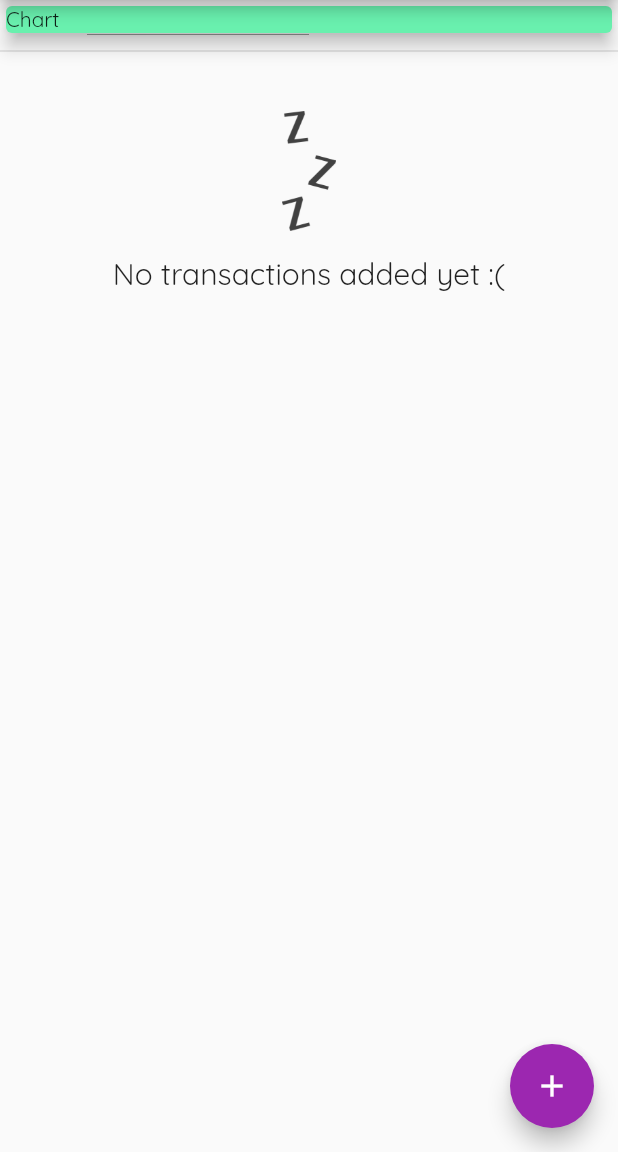
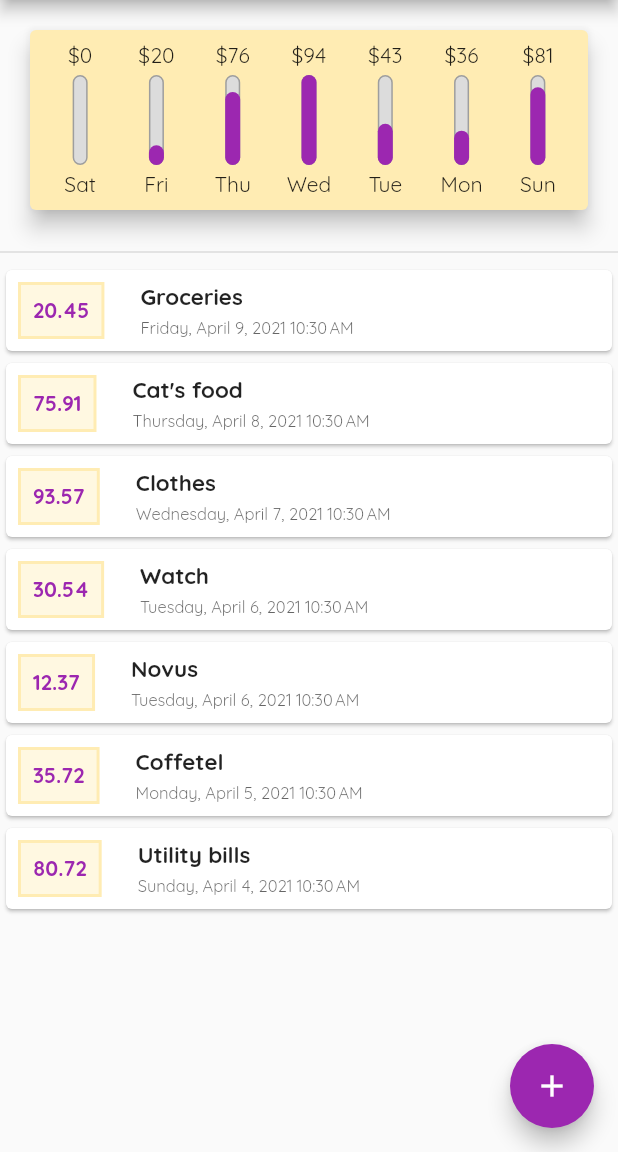
Before and after one commit to tinkooladik/flutter_expense_planner, a Flutter app: the screen it shows after launch, on a phone screen of 412 x 824 dp, the part 84-1236 px from its top. Run offline on Flutter 3.47's test engine with Material 2 defaults, Android fonts, the phone set to English and light mode, and no system bars.

Commit message:
chart (#4)
* added chart

* updated styling

* lots of fixes & improvements

```diff
--- /dev/null
+++ b/lib/extensions/date.dart
@@ -0,0 +1,7 @@
+extension DateOnlyCompare on DateTime {
+  bool isSameDate(DateTime other) {
+    return this.year == other.year &&
+        this.month == other.month &&
+        this.day == other.day;
+  }
+}
--- a/lib/models/transaction.dart
+++ b/lib/models/transaction.dart
@@ -1,33 +1,53 @@
-import 'package:flutter/foundation.dart';
-
 class Transaction {
   final String id = DateTime.now().toString();
   final String title;
   final double amount;
-  final DateTime date = DateTime.now();
+  DateTime date = DateTime.now();
 
-  Transaction({
-      @required this.title,
-      @required this.amount});
+  Transaction({this.title, this.amount});
+
+  Transaction.forDate(this.title, this.amount, [this.date]);
 }
 
 List<Transaction> generateTransactions() {
-  return [
-    Transaction(
-      title: "Cat's food",
-      amount: 75.91,
+  final now = DateTime.now();
+  var transactions = [
+    Transaction.forDate(
+      "Clothes",
+      93.57,
+      now.subtract(Duration(days: 3)),
     ),
-    Transaction(
-      title: "Clothes",
-      amount: 23.57,
+    Transaction.forDate(
+      "Coffetel",
+      35.72,
+      now.subtract(Duration(days: 5)),
     ),
-    Transaction(
-      title: "Novus",
-      amount: 12.37,
+    Transaction.forDate(
+      "Watch",
+      30.54,
+      now.subtract(Duration(days: 4)),
     ),
-    Transaction(
-      title: "Coffetel",
-      amount: 35.72,
+    Transaction.forDate(
+      "Cat's food",
+      75.91,
+      now.subtract(Duration(days: 2)),
+    ),
+    Transaction.forDate(
+      "Utility bills",
+      80.72,
+      now.subtract(Duration(days: 6)),
+    ),
+    Transaction.forDate(
+      "Groceries",
+      20.45,
+      now.subtract(Duration(days: 1)),
+    ),
+    Transaction.forDate(
+      "Novus",
+      12.37,
+      now.subtract(Duration(days: 4)),
     ),
   ];
+  transactions.sort((a, b) => b.date.compareTo(a.date));
+  return transactions;
 }
--- a/lib/widgets/chart.dart
+++ /dev/null
@@ -1,15 +0,0 @@
-import 'package:flutter/material.dart';
-
-class Chart extends StatelessWidget {
-  @override
-  Widget build(BuildContext context) {
-    return Container(
-      width: double.infinity,
-      child: Card(
-        color: Colors.greenAccent,
-        elevation: 5,
-        child: Text("Chart"),
-      ),
-    );
-  }
-}
--- /dev/null
+++ b/lib/widgets/chart/chart.dart
@@ -0,0 +1,69 @@
+import 'dart:math';
+
+import 'package:flutter/material.dart';
+import 'package:intl/intl.dart';
+
+import '../../extensions/date.dart';
+import '../../models/transaction.dart';
+import '../../widgets/chart/chart_bar.dart';
+
+class Chart extends StatelessWidget {
+  final List<Transaction> _transactions;
+
+  Chart(this._transactions);
+
+  List<Map<String, Object>> get _groupedTransactions {
+    return List.generate(7, (index) {
+      final weekDay = DateTime.now().subtract(Duration(days: index));
+      var total = 0.0;
+
+      _transactions.forEach((transaction) {
+        if (transaction.date.isSameDate(weekDay)) {
+          total += transaction.amount;
+        }
+      });
+      return {
+        'day': DateFormat.E().format(weekDay),
+        'amount': total,
+      };
+    });
+  }
+
+  double get _maxSpending {
+    return _groupedTransactions
+        .map((item) {
+          return item['amount'];
+        })
+        .toList()
+        .reduce((a, b) => max(a, b));
+  }
+
+  @override
+  Widget build(BuildContext context) {
+    print(_groupedTransactions.toString());
+    return Container(
+      width: double.infinity,
+      child: Card(
+        color: Theme.of(context).primaryColorLight,
+        elevation: 6,
+        margin: EdgeInsets.all(20),
+        child: Padding(
+          padding: const EdgeInsets.all(8.0),
+          child: Row(
+            mainAxisAlignment: MainAxisAlignment.spaceAround,
+            children: _groupedTransactions.map((tr) {
+              return Flexible(
+                fit: FlexFit.tight,
+                child: ChartBar(
+                  tr['day'],
+                  tr['amount'],
+                  (tr['amount'] as double) / _maxSpending,
+                ),
+              );
+            }).toList(),
+          ),
+        ),
+      ),
+    );
+  }
+}
--- /dev/null
+++ b/lib/widgets/chart/chart_bar.dart
@@ -0,0 +1,50 @@
+import 'package:flutter/material.dart';
+
+class ChartBar extends StatelessWidget {
+  final String label;
+  final double amount;
+  final double percentOfTotal;
+
+  ChartBar(this.label, this.amount, this.percentOfTotal);
+
+  @override
+  Widget build(BuildContext context) {
+    return Column(
+      children: <Widget>[
+        FittedBox(
+          child: Text(
+            '\$${amount.toStringAsFixed(0)}',
+          ),
+        ),
+        SizedBox(height: 4),
+        Container(
+          height: 60,
+          width: 10,
+          child: Stack(
+            alignment: AlignmentDirectional.bottomCenter,
+            children: <Widget>[
+              Container(
+                decoration: BoxDecoration(
+                  border: Border.all(color: Colors.grey, width: 1.0),
+                  color: Color.fromRGBO(220, 220, 220, 1),
+                  borderRadius: BorderRadius.circular(10),
+                ),
+              ),
+              FractionallySizedBox(
+                heightFactor: percentOfTotal,
+                child: Container(
+                  decoration: BoxDecoration(
+                    color: Theme.of(context).accentColor,
+                    borderRadius: BorderRadius.circular(10),
+                  ),
+                ),
+              ),
+            ],
+          ),
+        ),
+        SizedBox(height: 4),
+        Text(label),
+      ],
+    );
+  }
+}
--- a/lib/widgets/home_page.dart
+++ b/lib/widgets/home_page.dart
@@ -1,8 +1,9 @@
 import 'package:flutter/material.dart';
 import 'package:flutter_expense_planner/models/transaction.dart';
 
-import 'chart.dart';
+import 'chart/chart.dart';
 import 'transactions/add_transaction.dart';
+import 'transactions/empty_state.dart';
 import 'transactions/transaction_list.dart';
 
 class HomePage extends StatefulWidget {
@@ -11,7 +12,17 @@ class HomePage extends StatefulWidget {
 }
 
 class _HomePageState extends State<HomePage> {
-  final List<Transaction> _transactions = [];
+  final List<Transaction> _transactions = generateTransactions();
+
+  List<Transaction> get _recentTransactions {
+    return _transactions.where((tr) {
+      return tr.date.isAfter(
+        DateTime.now().subtract(
+          Duration(days: 7),
+        ),
+      );
+    }).toList();
+  }
 
   @override
   Widget build(BuildContext context) {
@@ -26,10 +37,12 @@ class _HomePageState extends State<HomePage> {
         ],
       ),
       resizeToAvoidBottomInset: true,
-      body: Column(
+      body: _transactions.isEmpty
+          ? EmptyTransactions()
+          : Column(
               crossAxisAlignment: CrossAxisAlignment.stretch,
               children: <Widget>[
-          Chart(),
+                Chart(_recentTransactions),
                 Divider(thickness: 1),
                 Expanded(
                   child: TransactionList(
@@ -57,7 +70,7 @@ class _HomePageState extends State<HomePage> {
 
   void _addTransaction(String title, double amount) {
     setState(() {
-      _transactions.add(Transaction(title: title, amount: amount));
+      _transactions.insert(0, Transaction(title: title, amount: amount));
     });
   }
 }
--- /dev/null
+++ b/lib/widgets/transactions/empty_state.dart
@@ -0,0 +1,28 @@
+import 'package:flutter/material.dart';
+
+class EmptyTransactions extends StatelessWidget {
+  @override
+  Widget build(BuildContext context) {
+    return Container(
+      width: double.infinity,
+      child: Column(
+        crossAxisAlignment: CrossAxisAlignment.center,
+        children: <Widget>[
+          SizedBox(height: 250),
+          Container(
+            height: 100,
+            child: Image.asset(
+              'assets/images/waiting.png',
+              fit: BoxFit.cover,
+            ),
+          ),
+          SizedBox(height: 50),
+          Text(
+            'No transactions added yet :(',
+            style: Theme.of(context).textTheme.title,
+          ),
+        ],
+      ),
+    );
+  }
+}
--- a/lib/widgets/transactions/transaction_list.dart
+++ b/lib/widgets/transactions/transaction_list.dart
@@ -10,32 +10,12 @@ class TransactionList extends StatelessWidget {
 
   @override
   Widget build(BuildContext context) {
-    return transactions.isNotEmpty
-        ? ListView.builder(
-            itemCount: transactions.length,
-            itemBuilder: (ctx, index) => _TransactionItem(
-              transaction: transactions[index],
-            ),
-          )
-        : Column(
-            children: <Widget>[
-              SizedBox(height: 16),
-              Padding(
-                padding: const EdgeInsets.all(16),
-                child: Container(
-                  height: 80,
-                  child: Image.asset(
-                    'assets/images/waiting.png',
-                    fit: BoxFit.cover,
-                  ),
-                ),
-              ),
-              Text(
-                'No transactions added yet :(',
-                style: Theme.of(context).textTheme.title,
-              ),
-            ],
-          );
+    return ListView.builder(
+      itemCount: transactions.length,
+      itemBuilder: (ctx, index) => _TransactionItem(
+        transaction: transactions[index],
+      ),
+    );
   }
 }
 
@@ -68,7 +48,7 @@ class _TransactionItem extends StatelessWidget {
                 transaction.amount.toStringAsFixed(2),
                 style: TextStyle(
                   fontWeight: FontWeight.bold,
-                  color: Theme.of(context).primaryColorDark,
+                  color: Theme.of(context).accentColor,
                 ),
               ),
             ),
--- a/pubspec.yaml
+++ b/pubspec.yaml
@@ -14,7 +14,7 @@ description: A new Flutter application.
 version: 1.0.0+1
 
 environment:
-  sdk: ">=2.1.0 <3.0.0"
+  sdk: ">=2.6.0 <3.0.0"
 
 dependencies:
   flutter:
```
Also changed, not shown: pubspec.lock. Lines whose indentation alone changed are shown as unchanged.
